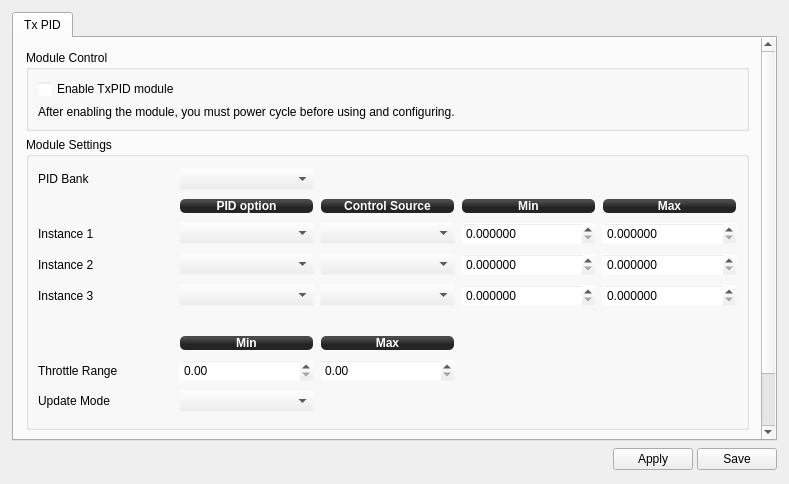
The window that ground/openpilotgcs/src/plugins/config/txpid.ui (openpilot/OpenPilot) describes before a commit, drawn with Qt 5.
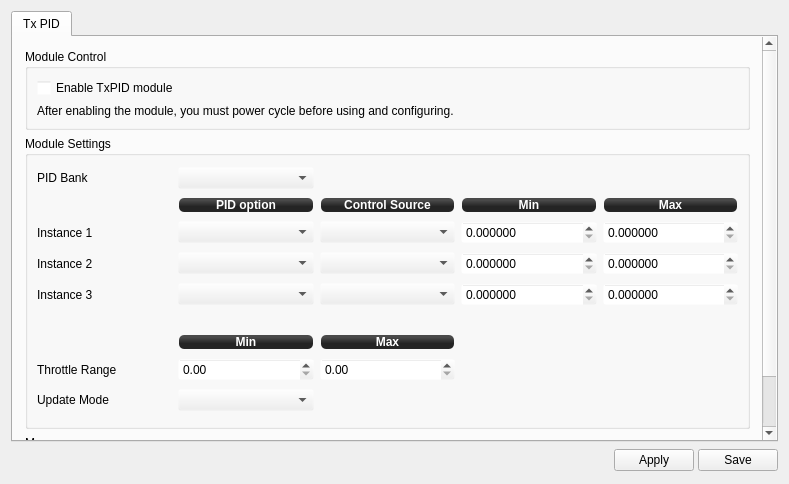
The same window after the commit. Icons and pictures are not drawn.

```diff
--- a/ground/openpilotgcs/src/plugins/config/txpid.ui
+++ b/ground/openpilotgcs/src/plugins/config/txpid.ui
@@ -17,18 +17,6 @@
    <property name="spacing">
     <number>6</number>
    </property>
-   <property name="leftMargin">
-    <number>12</number>
-   </property>
-   <property name="topMargin">
-    <number>12</number>
-   </property>
-   <property name="rightMargin">
-    <number>12</number>
-   </property>
-   <property name="bottomMargin">
-    <number>12</number>
-   </property>
    <item>
     <widget class="QTabWidget" name="tabWidget">
      <property name="currentIndex">
@@ -131,8 +119,8 @@
            <rect>
             <x>0</x>
             <y>0</y>
-            <width>742</width>
-            <height>450</height>
+            <width>753</width>
+            <height>475</height>
            </rect>
           </property>
           <layout class="QVBoxLayout" name="verticalLayout_2">
```
